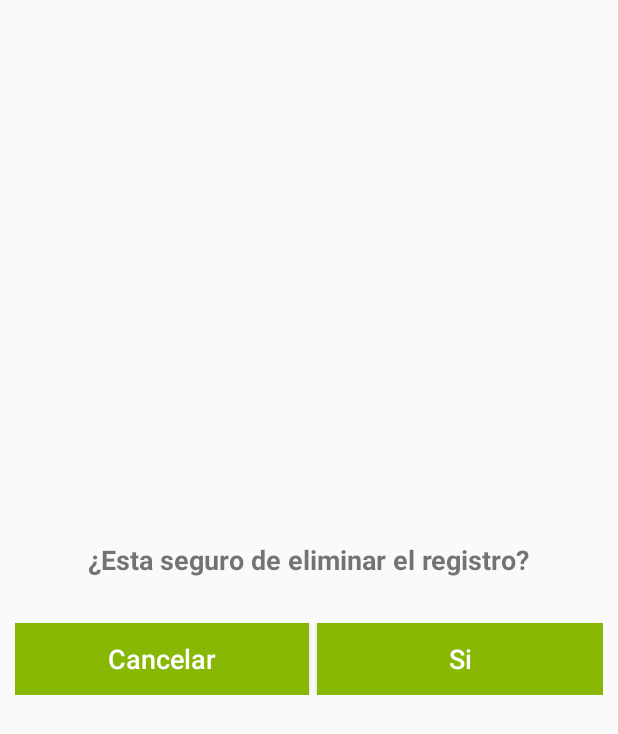
After one commit to AlorenaP/AplicacionAdmin, an Android app: the layout alert_dialog.xml on its own in the app's theme, with its tools: preview values and no code run, on a phone screen of 412 x 824 dp. The commit adds this screen. Shown: the top 734 px of the screen. Run offline under Robolectric (Android 15) with nearby library versions, the phone set to English and light mode, and no system bars.

```diff
--- a/app/src/main/AndroidManifest.xml
+++ b/app/src/main/AndroidManifest.xml
@@ -46,7 +46,7 @@
         <activity android:name=".Registro" />
         <activity android:name=".Inicio" />
         <activity android:name=".GestionarUsuario" />
-        <activity android:name=".ActualizarUsuario"></activity>
+        <activity android:name=".ActualizarUsuario" />
     </application>
 
 </manifest>
--- a/app/src/main/java/com/example/lorena/releasemaps/GestionarUsuario.java
+++ b/app/src/main/java/com/example/lorena/releasemaps/GestionarUsuario.java
@@ -20,7 +20,7 @@ public class GestionarUsuario extends AppCompatActivity {
         startActivity(intent);
 
     }
-    public void onClicUpdate(View v){
+    public void onClicCrud(View v){
 
         Intent intent= new Intent(GestionarUsuario.this, ActualizarUsuario.class);
         startActivity(intent);
--- a/app/src/main/java/com/example/lorena/releasemaps/Login.java
+++ b/app/src/main/java/com/example/lorena/releasemaps/Login.java
@@ -45,9 +45,7 @@ public class Login extends AppCompatActivity {
                 final String userName=cedula.getText().toString();
                 final String contra=password.getText().toString();
                 if (userName.isEmpty() || contra.isEmpty()) {
-
                     Toast.makeText(Login.this, "Ingresa los campos requeridos", Toast.LENGTH_SHORT).show();
-
                 } else {
                     new BackgroundWorker().execute(userName, contra);
                     cedula.setText("");
@@ -72,7 +70,6 @@ public class Login extends AppCompatActivity {
             pdLoading.setMessage("\tLoading...");
             pdLoading.setCancelable(false);
             pdLoading.show();
-
         }
 
         @Override
--- a/app/src/main/res/layout/activity_gestionar_usuario.xml
+++ b/app/src/main/res/layout/activity_gestionar_usuario.xml
@@ -19,7 +19,7 @@
         android:layout_width="wrap_content"
         android:layout_height="wrap_content"
         android:layout_gravity="center"
-        android:onClick="onClicUpdate"
+        android:onClick="onClicCrud"
         android:text="Actualizar"/>
 
 </LinearLayout>
--- /dev/null
+++ b/app/src/main/res/layout/alert_dialog.xml
@@ -0,0 +1,55 @@
+<?xml version="1.0" encoding="UTF-8"?>
+
+<LinearLayout xmlns:android="http://schemas.android.com/apk/res/android"
+    android:layout_width="match_parent"
+    android:layout_height="match_parent"
+    android:gravity="center"
+    android:orientation="vertical"
+    android:padding="10dp">
+
+    <TextView
+        android:id="@+id/textView"
+        android:layout_width="wrap_content"
+        android:layout_height="wrap_content"
+        android:layout_gravity="center"
+        android:text="¿Esta seguro de eliminar el registro?"
+        android:textAlignment="center"
+        android:textSize="18sp"
+        android:textStyle="bold" />
+
+    <LinearLayout
+        android:layout_width="match_parent"
+        android:layout_height="wrap_content"
+        android:layout_marginTop="10dp"
+        >
+
+        <Button
+            android:id="@+id/btn_cancel"
+            android:layout_width="match_parent"
+            android:layout_height="wrap_content"
+            android:layout_marginTop="20dp"
+            android:layout_weight="1"
+            android:background="@color/colorAccent"
+            android:text="Cancelar"
+            android:textAlignment="center"
+            android:textAllCaps="false"
+            android:textColor="#FFFFFF"
+            android:textSize="18sp" />
+
+        <Button
+            android:id="@+id/btn_ok"
+            android:layout_width="match_parent"
+            android:layout_height="wrap_content"
+            android:layout_marginTop="20dp"
+            android:background="@color/colorAccent"
+            android:text="Si"
+            android:textAlignment="center"
+            android:textAllCaps="false"
+            android:textColor="#FFFFFF"
+            android:textSize="18sp"
+            android:layout_weight="1"
+            android:layout_marginLeft="5dp"/>
+
+    </LinearLayout>
+
+</LinearLayout>
```
Also changed, not shown: app/src/main/java/com/example/lorena/releasemaps/ActualizarUsuario.java (+129 -2 lines), app/src/main/java/com/example/lorena/releasemaps/Adaptador.java (+52 -96 lines), app/src/main/res/layout/renglon.xml (+11 -3 lines).
